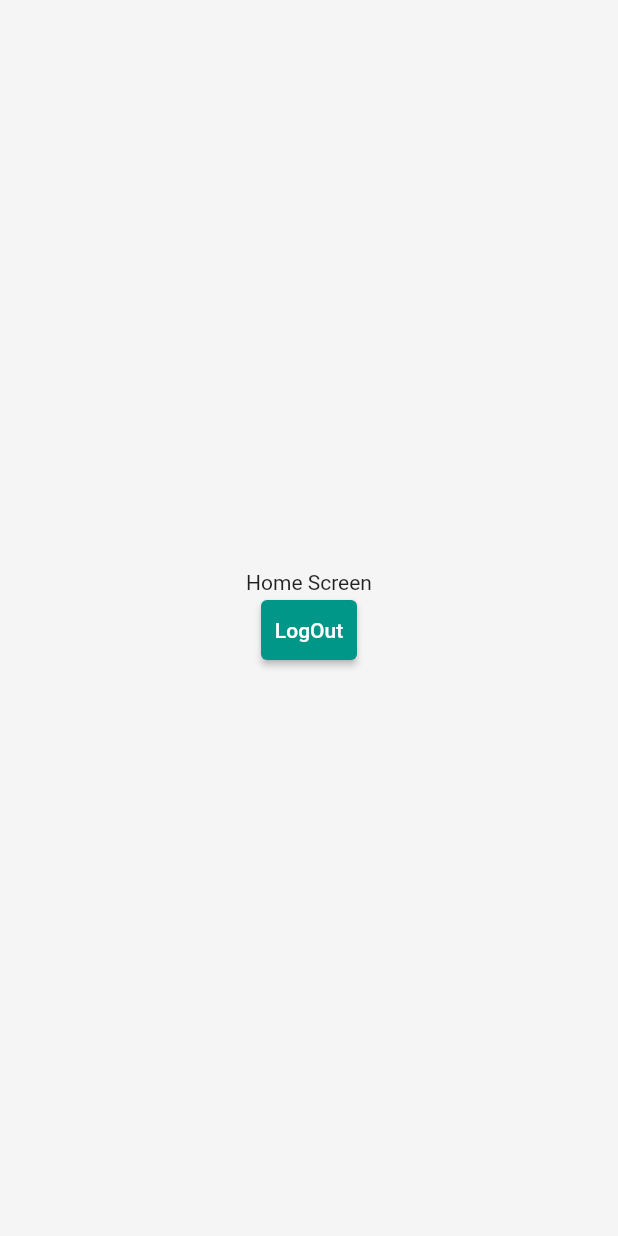
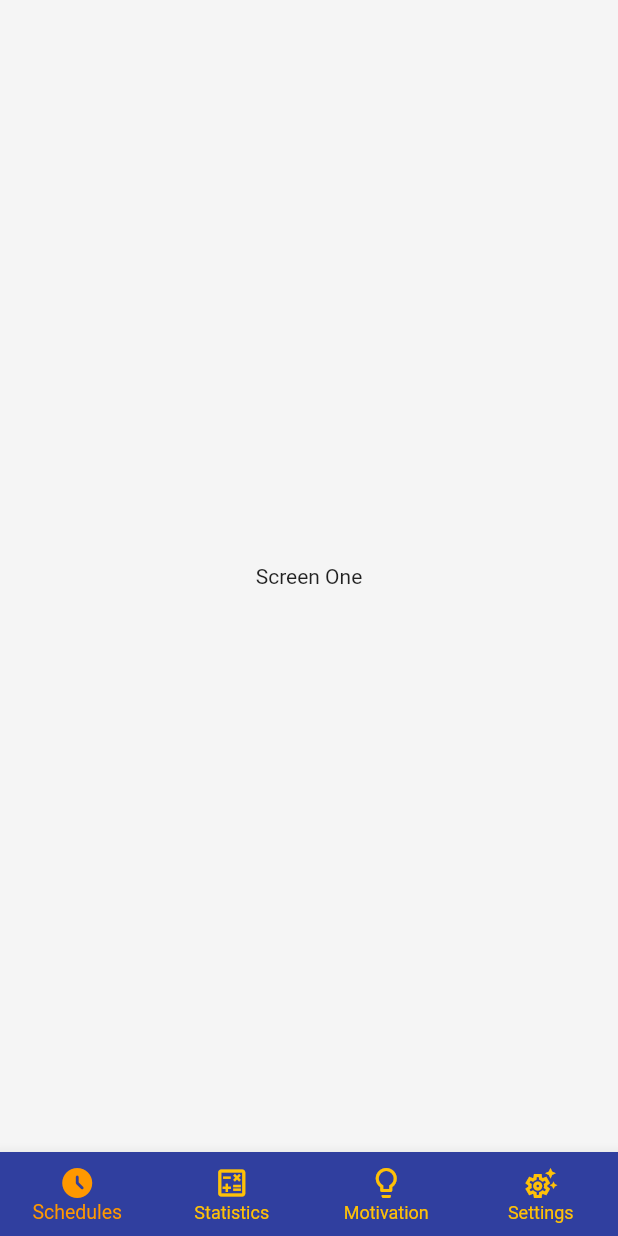
Before and after one commit to Murigi-Nganga/sajili_mobile, a Flutter app: the StudHomeScreen screen opened by its route, on a phone screen of 412 x 824 dp. Run offline on Flutter 3.47's test engine with Material 2 defaults, Android fonts, the light colour scheme and no system bars; our stand-ins replace camera, get, location; Roboto replaces fonts that are missing (Gorodita).

Commit message:
⚓ add bottom navigation bar

```diff
--- a/lib/bindings/initial_bindings.dart
+++ b/lib/bindings/initial_bindings.dart
@@ -1,4 +1,5 @@
 import 'package:get/get.dart';
+import 'package:sajili_mobile/controllers/bottom_nav_controller.dart';
 import 'package:sajili_mobile/controllers/gps_controller.dart';
 import 'package:sajili_mobile/controllers/lec_login_controller.dart';
 import 'package:sajili_mobile/controllers/stud_login_controller.dart';
@@ -12,5 +13,10 @@
 
     // Lecturer Controllers
     Get.lazyPut(() => LecLoginController(), fenix: true);
+
+    //TODO: Add LocationController if it will be used
+
+    // Navigation Bar Controller
+    Get.lazyPut(() => BottomNavController(), fenix: true);
   }
 }
--- /dev/null
+++ b/lib/controllers/bottom_nav_controller.dart
@@ -0,0 +1,5 @@
+import 'package:get/get.dart';
+
+class BottomNavController extends GetxController {
+  Rx<int> selectedIndex = Rx(0);
+}
--- a/lib/routes/app_routes.dart
+++ b/lib/routes/app_routes.dart
@@ -33,7 +33,7 @@
   ),
   GetPage(
     name: Routes.studHomeRoute,
-    page: () => const StudHomeScreen(),
+    page: () => StudHomeScreen(),
   ),
   GetPage(
     name: Routes.studTakePictureRoute,
@@ -47,6 +47,6 @@
   ),
   GetPage(
     name: Routes.lecHomeRoute,
-    page: () => const LecHomeScreen(),
+    page: () => LecHomeScreen(),
   ),
 ];
--- /dev/null
+++ b/lib/views/lecturer/tabs/screen_one.dart
@@ -0,0 +1,14 @@
+import 'package:flutter/material.dart';
+
+class ScreenOne extends StatelessWidget {
+  const ScreenOne({Key? key}) : super(key: key);
+
+  @override
+  Widget build(BuildContext context) {
+    return const Scaffold(
+      body: Center(
+        child: Text('Screen One'),
+      ),
+    );
+  }
+}
--- a/lib/views/student/stud_home_screen.dart
+++ b/lib/views/student/stud_home_screen.dart
@@ -1,24 +1,54 @@
 import 'package:flutter/material.dart';
 import 'package:get/get.dart';
-import 'package:sajili_mobile/routes/app_routes.dart';
+import 'package:sajili_mobile/controllers/bottom_nav_controller.dart';
+import 'package:sajili_mobile/views/student/tabs/screen_four.dart';
+import 'package:sajili_mobile/views/student/tabs/screen_one.dart';
+import 'package:sajili_mobile/views/student/tabs/screen_three.dart';
+import 'package:sajili_mobile/views/student/tabs/screen_two.dart';
+import 'package:sajili_mobile/widgets/bottom_navbar.dart';
 
 class StudHomeScreen extends StatelessWidget {
-  const StudHomeScreen({super.key});
+  StudHomeScreen({super.key});
+
+  final List<Widget> pages = const [
+    ScreenOne(),
+    ScreenTwo(),
+    ScreenThree(),
+    ScreenFour(),
+  ];
+
+  final List<String> titles = const [
+    'Schedules',
+    'Statistics',
+    'Motivation',
+    'Settings',
+  ];
+
+  final List<IconData> _unselectedIcons = const [
+    Icons.schedule_outlined,
+    Icons.calculate_outlined,
+    Icons.lightbulb_outline_rounded,
+    Icons.settings_suggest_outlined,
+  ];
+
+  final List<IconData> _selectedIcons = const [
+    Icons.access_time_filled_rounded,
+    Icons.calculate_rounded,
+    Icons.lightbulb,
+    Icons.settings_suggest_rounded,
+  ];
+
+  final _navController = Get.find<BottomNavController>();
 
   @override
   Widget build(BuildContext context) {
     return Scaffold(
-      body: Center(
-        child: Column(
-          mainAxisAlignment: MainAxisAlignment.center,
-          children: [
-            const Text('Home Screen'),
-            ElevatedButton(
-              onPressed: () => Get.offAllNamed(Routes.studLoginRoute),
-              child: const Text('LogOut'),
-            ),
-          ],
-        ),
+      body: Obx(() => pages[_navController.selectedIndex.value]),
+      bottomNavigationBar: BottomNavBar(
+        screens: pages,
+        titles: titles,
+        selectedIcons: _selectedIcons,
+        unselectedIcons: _unselectedIcons,
       ),
     );
   }
--- /dev/null
+++ b/lib/views/student/tabs/screen_one.dart
@@ -0,0 +1,14 @@
+import 'package:flutter/material.dart';
+
+class ScreenOne extends StatelessWidget {
+  const ScreenOne({Key? key}) : super(key: key);
+
+  @override
+  Widget build(BuildContext context) {
+    return const Scaffold(
+      body: Center(
+        child: Text('Screen One'),
+      ),
+    );
+  }
+}
--- /dev/null
+++ b/lib/widgets/bottom_navbar.dart
@@ -0,0 +1,50 @@
+import 'package:flutter/material.dart';
+import 'package:get/get.dart';
+import 'package:sajili_mobile/controllers/bottom_nav_controller.dart';
+
+class BottomNavBar extends StatelessWidget {
+  BottomNavBar({
+    super.key,
+    required this.screens,
+    required this.titles,
+    required this.selectedIcons,
+    required this.unselectedIcons,
+  });
+
+  final List<Widget> screens;
+  final List<String> titles;
+  final List<IconData> selectedIcons;
+  final List<IconData> unselectedIcons;
+  final BottomNavController _navController = Get.find<BottomNavController>();
+
+  @override
+  Widget build(BuildContext context) {
+    return Obx(() => BottomNavigationBar(
+          type: BottomNavigationBarType.fixed,
+          selectedItemColor: Colors.orange,
+          unselectedItemColor: Colors.amber,
+          selectedFontSize: 13,
+          backgroundColor: Colors.indigo[700],
+          selectedLabelStyle: const TextStyle(
+            color: Colors.amber,
+          ),
+          unselectedLabelStyle: const TextStyle(
+            color: Colors.black,
+          ),
+          currentIndex: _navController.selectedIndex.value,
+          onTap: (index) => _navController.selectedIndex.value = index,
+          items: List.generate(
+            screens.length,
+            (index) => BottomNavigationBarItem(
+              icon: Icon(
+                unselectedIcons[index],
+              ),
+              activeIcon: Icon(
+                selectedIcons[index],
+              ),
+              label: titles[index],
+            ),
+          ),
+        ));
+  }
+}
```
Also changed, not shown: lib/views/lecturer/lec_home_screen.dart (+43 -13 lines), lib/views/lecturer/tabs/screen_four.dart (added, +14 -0 lines), lib/views/lecturer/tabs/screen_three.dart (added, +14 -0 lines), lib/views/lecturer/tabs/screen_two.dart (added, +14 -0 lines), lib/views/student/tabs/screen_four.dart (added, +14 -0 lines), lib/views/student/tabs/screen_three.dart (added, +14 -0 lines), lib/views/student/tabs/screen_two.dart (added, +14 -0 lines).
